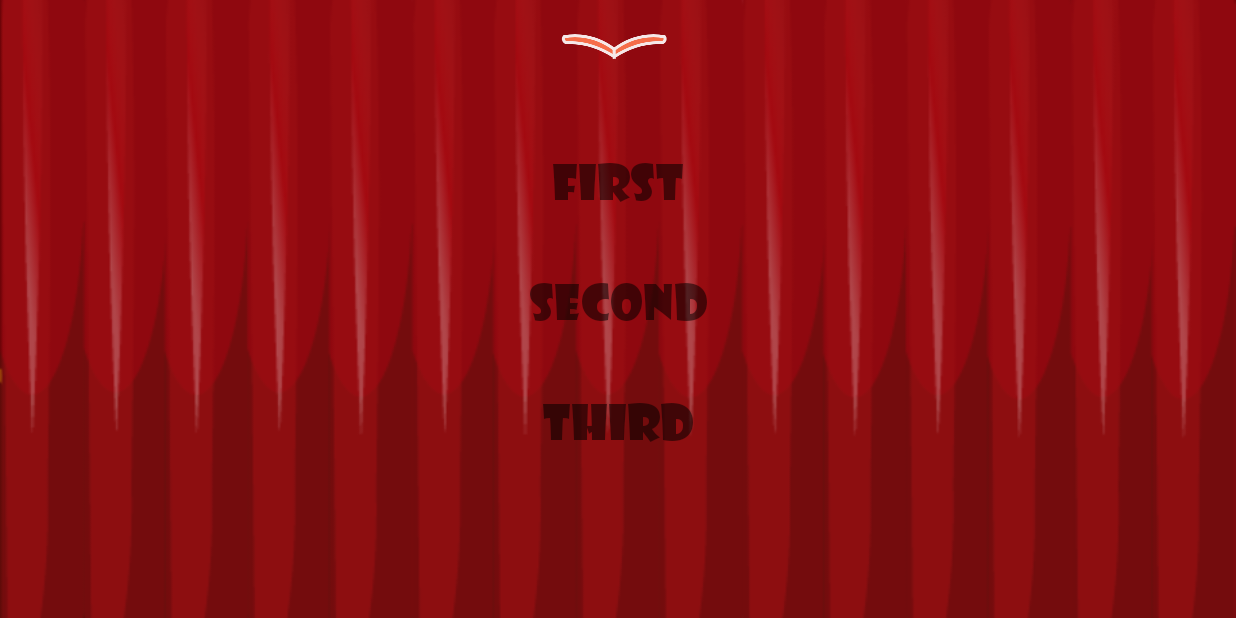
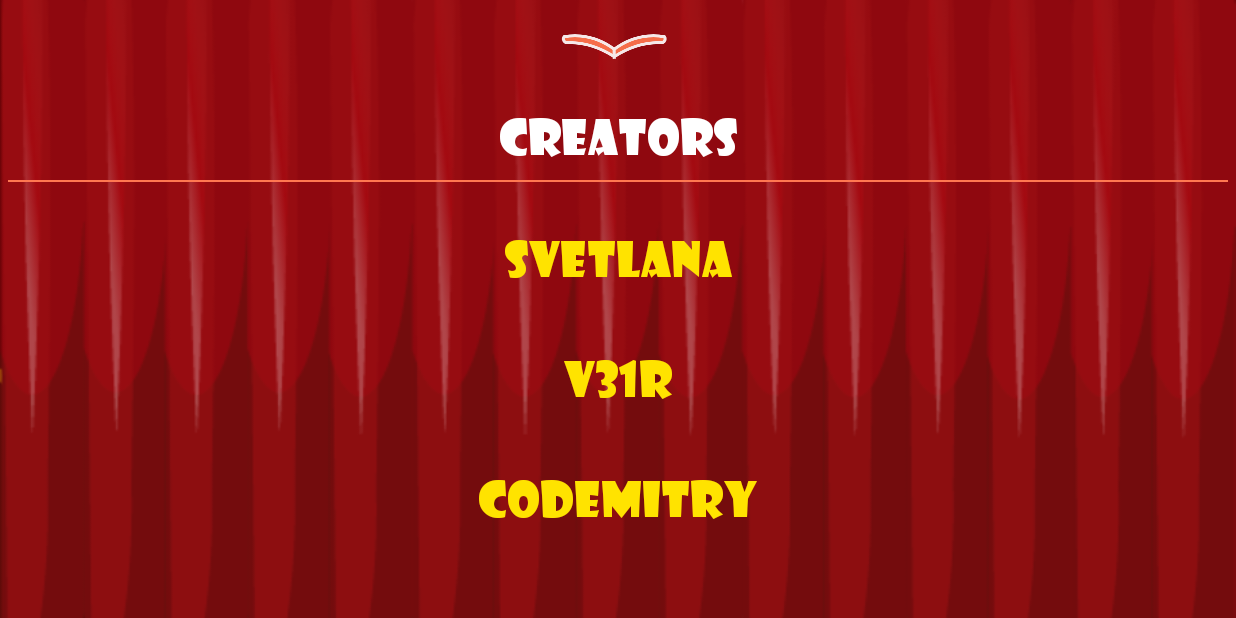
Before and after one commit to dee-tree/HatOfMagic, an Android app: the screen it shows after launch (MainActivity), after a tap on an icon or button, on a phone screen of 824 x 412 dp (held sideways). Run offline under Robolectric (Android 15) with nearby library versions, the phone set to English and light mode, and no system bars; 1 statement that could not run was skipped; 3 other taps on this screen came first.

```diff
--- a/app/src/main/java/com/codemitry/hatofmagic/GameSurfaceView.java
+++ b/app/src/main/java/com/codemitry/hatofmagic/GameSurfaceView.java
@@ -21,16 +21,15 @@ public class GameSurfaceView extends SurfaceView implements SurfaceHolder.Callba
 
     @Override
     public void surfaceChanged(SurfaceHolder holder, int format, int width, int height) {
-
     }
 
     @Override
     public void surfaceCreated(SurfaceHolder holder) {
-        if (thread == null) {
+//        if (thread == null) {
             thread = new GameThread(game, this);
             thread.setRunned(true);
             thread.start();
-        }
+//        }
     }
 
     @Override
--- a/app/src/main/java/com/codemitry/hatofmagic/Hat.java
+++ b/app/src/main/java/com/codemitry/hatofmagic/Hat.java
@@ -8,6 +8,8 @@ import android.graphics.Matrix;
 class Hat {
     GameActivity game;
     Bitmap sprite;
+
+
     private float widthScale = 0.12f;
     private float heightScale = 0.17f;
     private int width, height;
@@ -34,8 +36,6 @@ class Hat {
         position.postTranslate(x, y);
     }
 
-    void update() {
-    }
 
     void rotate(int angle) {
 
@@ -45,6 +45,7 @@ class Hat {
         rotate.postTranslate(x, y);
         position.set(rotate);
     }
+
 
     void draw(Canvas canvas) {
         if (canvas != null) {
@@ -100,4 +101,5 @@ class Hat {
         this.y = y;
     }
 
+
 }
--- a/app/src/main/res/layout-land/activity_main.xml
+++ b/app/src/main/res/layout-land/activity_main.xml
@@ -128,31 +128,56 @@
 
 
         <TextView
-            android:id="@+id/textView"
+            android:id="@+id/creator_text"
             android:layout_width="match_parent"
             android:layout_height="wrap_content"
-            android:layout_marginTop="100dp"
+            android:layout_marginTop="70dp"
             android:fontFamily="@font/showcard_gothic_cyrillic"
             android:gravity="center"
-            android:text="@string/codemitry"
+            android:text="@string/creators"
+            android:textColor="@color/button_border"
+            android:textSize="32sp" />
+
+        <View
+            android:id="@+id/divider"
+            android:layout_width="match_parent"
+            android:layout_height="1dp"
+            android:layout_marginStart="5dp"
+            android:layout_marginTop="10dp"
+            android:layout_marginEnd="5dp"
+            android:background="@color/button_not_pressed" />
+
+        <TextView
+            android:id="@+id/svetlana"
+            android:layout_width="match_parent"
+            android:layout_height="wrap_content"
+            android:layout_marginTop="30dp"
+            android:fontFamily="@font/showcard_gothic_cyrillic"
+            android:gravity="center"
+            android:text="@string/svetlana"
+            android:textColor="@color/menu_text"
             android:textSize="32sp" />
 
         <TextView
+            android:id="@+id/vladislav"
             android:layout_width="match_parent"
             android:layout_height="wrap_content"
             android:layout_marginTop="40dp"
             android:fontFamily="@font/showcard_gothic_cyrillic"
             android:gravity="center"
             android:text="@string/v31r"
+            android:textColor="@color/menu_text"
             android:textSize="32sp" />
 
         <TextView
+            android:id="@+id/dmitriy"
             android:layout_width="match_parent"
             android:layout_height="wrap_content"
             android:layout_marginTop="40dp"
             android:fontFamily="@font/showcard_gothic_cyrillic"
             android:gravity="center"
-            android:text="Third"
+            android:text="@string/codemitry"
+            android:textColor="@color/menu_text"
             android:textSize="32sp" />
 
     </LinearLayout>
--- a/app/src/main/res/values/strings.xml
+++ b/app/src/main/res/values/strings.xml
@@ -8,7 +8,9 @@
     <string name="restart">Restart</string>
     <string name="toMenu">To menu</string>
     <string name="contin">Continue</string>
+    <string name="creators">Creators</string>
 
-    <string name="codemitry" translatable="false">First</string>
-    <string name="v31r" translatable="false">Second</string>
+    <string name="codemitry" translatable="false">Codemitry</string>
+    <string name="v31r" translatable="false">V31R</string>
+    <string name="svetlana" translatable="false">Svetlana</string>
 </resources>
```
Also changed, not shown: app/src/main/java/com/codemitry/hatofmagic/Bomb.java (+19 -13 lines), app/src/main/java/com/codemitry/hatofmagic/Candy.java (+12 -14 lines), app/src/main/java/com/codemitry/hatofmagic/GameActivity.java (+44 -9 lines), app/src/main/java/com/codemitry/hatofmagic/GameThread.java (+4 -3 lines), app/src/main/res/drawable/hit.png (added), 2 other files.
